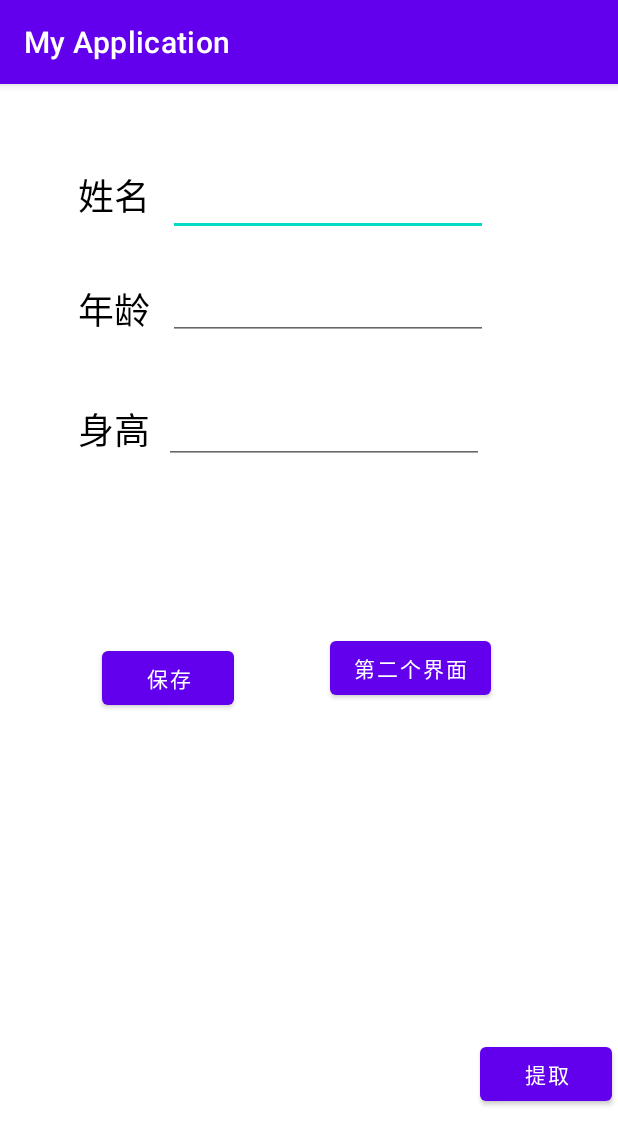
After one commit to KimRRRich/AndroidStudioProjects0, an Android app: the DataSaving screen opened directly, with no data from a screen before it, on a phone screen of 412 x 824 dp. The commit adds this screen. Shown: the top 1145 px of the screen. Run offline under Robolectric (Android 15) with nearby library versions, the phone set to English and light mode, and no system bars.

Commit message:
11.18 update

```diff
--- /dev/null
+++ b/app/src/main/java/com/example/myapplication/DataSaving.java
@@ -0,0 +1,80 @@
+package com.example.myapplication;
+
+import androidx.appcompat.app.AppCompatActivity;
+
+import android.content.Context;
+import android.content.Intent;
+import android.content.SharedPreferences;
+import android.os.Bundle;
+import android.view.View;
+import android.widget.Button;
+import android.widget.EditText;
+import android.widget.Toast;
+
+public class DataSaving extends AppCompatActivity {
+    EditText NameValue,AgeValue,HeightValue;
+    Button Saving_Button,GetData_Button,GoToLoginButton;
+    public static int MODE= MODE_PRIVATE;
+    public static final String PREFERENCE_NAME="SaveSetting";
+    //SharedPreferences sharedPreferences;
+
+    @Override
+    protected void onCreate(Bundle savedInstanceState) {
+        super.onCreate(savedInstanceState);
+        setContentView(R.layout.activity_data_saving);
+        NameValue=findViewById(R.id.DataSaving_NameValue);
+        AgeValue=findViewById(R.id.DataSaving_AgeValue);
+        HeightValue=findViewById(R.id.DataSaving_HeightValue);
+        Saving_Button=findViewById(R.id.Saving_Button);
+        GetData_Button=findViewById(R.id.GetData_Button);
+        GoToLoginButton=findViewById(R.id.GoToLoginButton);
+        SharedPreferences sharedPreferences=getSharedPreferences(PREFERENCE_NAME,MODE);
+
+
+        Saving_Button.setOnClickListener(new View.OnClickListener() {
+            @Override
+            public void onClick(View view) {
+                SharedPreferences.Editor editor=sharedPreferences.edit();
+                editor.putString("Name",NameValue.getText().toString());
+                editor.putInt("Age",Integer.parseInt(AgeValue.getText().toString()));
+                editor.putFloat("Height",Float.parseFloat(HeightValue.getText().toString()));
+                editor.commit();
+                Toast.makeText(DataSaving.this,"Committed",Toast.LENGTH_SHORT).show();
+
+            }
+        });
+
+        GetData_Button.setOnClickListener(new View.OnClickListener() {
+            @Override
+            public void onClick(View view) {
+
+                String name=sharedPreferences.getString("Name","DefaultName");
+                int age=sharedPreferences.getInt("Age",20);
+                float height=sharedPreferences.getFloat("Height",1.7f);
+                NameValue.setText(name);
+                AgeValue.setText(String.valueOf(age));
+                HeightValue.setText(String.valueOf(height));
+                Toast.makeText(DataSaving.this,"GetData",Toast.LENGTH_SHORT).show();
+            }
+        });
+        GoToLoginButton.setOnClickListener(new View.OnClickListener() {
+            @Override
+            public void onClick(View view) {
+                Intent intent=new Intent(DataSaving.this,SharedPreferences_Login.class);
+                startActivity(intent);
+            }
+        });
+    }
+
+//    @Override
+//    protected void onStop() {
+//        super.onStop();
+//        SharedPreferences.Editor editor=sharedPreferences.edit();
+//        editor.putString("Name",NameValue.getText().toString());
+//        editor.putInt("Age",Integer.parseInt(AgeValue.getText().toString()));
+//        editor.putFloat("Height",Float.parseFloat(HeightValue.getText().toString()));
+//        editor.commit();
+//        Toast.makeText(DataSaving.this,"Committed",Toast.LENGTH_SHORT).show();
+//        //saveSharedPreferences();
+//    }
+}
--- a/app/src/main/java/com/example/myapplication/SimpleMathService.java
+++ b/app/src/main/java/com/example/myapplication/SimpleMathService.java
@@ -7,6 +7,7 @@ import android.os.IBinder;
 import android.widget.Toast;
 
 public class SimpleMathService extends Service {
+
     public class LocalBinder extends Binder{
         SimpleMathService getService(){
             return SimpleMathService.this;
--- /dev/null
+++ b/app/src/main/res/layout/activity_data_saving.xml
@@ -0,0 +1,107 @@
+<?xml version="1.0" encoding="utf-8"?>
+<androidx.constraintlayout.widget.ConstraintLayout xmlns:android="http://schemas.android.com/apk/res/android"
+    xmlns:app="http://schemas.android.com/apk/res-auto"
+    xmlns:tools="http://schemas.android.com/tools"
+    android:layout_width="match_parent"
+    android:layout_height="match_parent"
+    tools:context=".DataSaving">
+
+    <TextView
+        android:id="@+id/DataSaving_NameText"
+        android:layout_width="wrap_content"
+        android:layout_height="wrap_content"
+        android:layout_marginStart="52dp"
+        android:layout_marginTop="56dp"
+        android:text="姓名"
+        android:textColor="#000000"
+        android:textSize="24sp"
+        app:layout_constraintStart_toStartOf="parent"
+        app:layout_constraintTop_toTopOf="parent" />
+
+    <TextView
+        android:id="@+id/DataSaving_AgeText"
+        android:layout_width="wrap_content"
+        android:layout_height="wrap_content"
+        android:layout_marginStart="52dp"
+        android:layout_marginTop="40dp"
+        android:text="年龄"
+        android:textColor="#000000"
+        android:textSize="24sp"
+        app:layout_constraintStart_toStartOf="parent"
+        app:layout_constraintTop_toBottomOf="@+id/DataSaving_NameText" />
+
+    <TextView
+        android:id="@+id/DataSaving_HeightText"
+        android:layout_width="wrap_content"
+        android:layout_height="wrap_content"
+        android:layout_marginStart="52dp"
+        android:layout_marginTop="80dp"
+        android:text="身高"
+        android:textColor="#000000"
+        android:textSize="24sp"
+        app:layout_constraintStart_toStartOf="parent"
+        app:layout_constraintTop_toTopOf="@+id/DataSaving_AgeText" />
+
+    <EditText
+        android:id="@+id/DataSaving_NameValue"
+        android:layout_width="wrap_content"
+        android:layout_height="wrap_content"
+        android:layout_marginStart="12dp"
+        android:layout_marginTop="56dp"
+        android:ems="10"
+        android:inputType="textPersonName"
+        app:layout_constraintStart_toEndOf="@+id/DataSaving_NameText"
+        app:layout_constraintTop_toTopOf="parent" />
+
+    <EditText
+        android:id="@+id/DataSaving_AgeValue"
+        android:layout_width="wrap_content"
+        android:layout_height="wrap_content"
+        android:layout_marginStart="12dp"
+        android:layout_marginTop="24dp"
+        android:ems="10"
+        android:inputType="number"
+        app:layout_constraintStart_toEndOf="@+id/DataSaving_AgeText"
+        app:layout_constraintTop_toBottomOf="@+id/DataSaving_NameValue" />
+
+    <Button
+        android:id="@+id/Saving_Button"
+        android:layout_width="wrap_content"
+        android:layout_height="wrap_content"
+        android:layout_marginStart="68dp"
+        android:layout_marginTop="160dp"
+        android:text="保存"
+        app:layout_constraintStart_toStartOf="parent"
+        app:layout_constraintTop_toTopOf="@+id/DataSaving_HeightText" />
+
+    <Button
+        android:id="@+id/GetData_Button"
+        android:layout_width="wrap_content"
+        android:layout_height="wrap_content"
+        android:layout_marginStart="164dp"
+        android:layout_marginTop="388dp"
+        android:text="提取"
+        app:layout_constraintStart_toEndOf="@+id/Saving_Button"
+        app:layout_constraintTop_toBottomOf="@+id/DataSaving_HeightText" />
+
+    <EditText
+        android:id="@+id/DataSaving_HeightValue"
+        android:layout_width="wrap_content"
+        android:layout_height="wrap_content"
+        android:layout_marginStart="9dp"
+        android:layout_marginTop="37dp"
+        android:ems="10"
+        android:inputType="numberDecimal"
+        app:layout_constraintStart_toEndOf="@+id/DataSaving_HeightText"
+        app:layout_constraintTop_toBottomOf="@+id/DataSaving_AgeValue" />
+
+    <Button
+        android:id="@+id/GoToLoginButton"
+        android:layout_width="wrap_content"
+        android:layout_height="wrap_content"
+        android:layout_marginStart="64dp"
+        android:layout_marginTop="112dp"
+        android:text="第二个界面"
+        app:layout_constraintStart_toEndOf="@+id/Saving_Button"
+        app:layout_constraintTop_toBottomOf="@+id/DataSaving_HeightValue" />
+</androidx.constraintlayout.widget.ConstraintLayout>
```
Also changed, not shown: app/src/main/AndroidManifest.xml (+11 -1 lines), app/src/main/java/com/example/myapplication/InsideSaving1.java (added, +35 -0 lines), app/src/main/java/com/example/myapplication/MainActivity.java (+11 -2 lines), app/src/main/java/com/example/myapplication/SharedPreferences_Login.java (added, +45 -0 lines), app/src/main/java/com/example/myapplication/SimpleMath.java (+52 -1 lines), app/src/main/res/layout/activity_inside_saving1.xml (added, +9 -0 lines), app/src/main/res/layout/activity_main.xml (+10 -0 lines), app/src/main/res/layout/activity_shared_preferences_login.xml (added, +87 -0 lines), app/src/main/res/layout/activity_simple_math.xml (+20 -0 lines).
